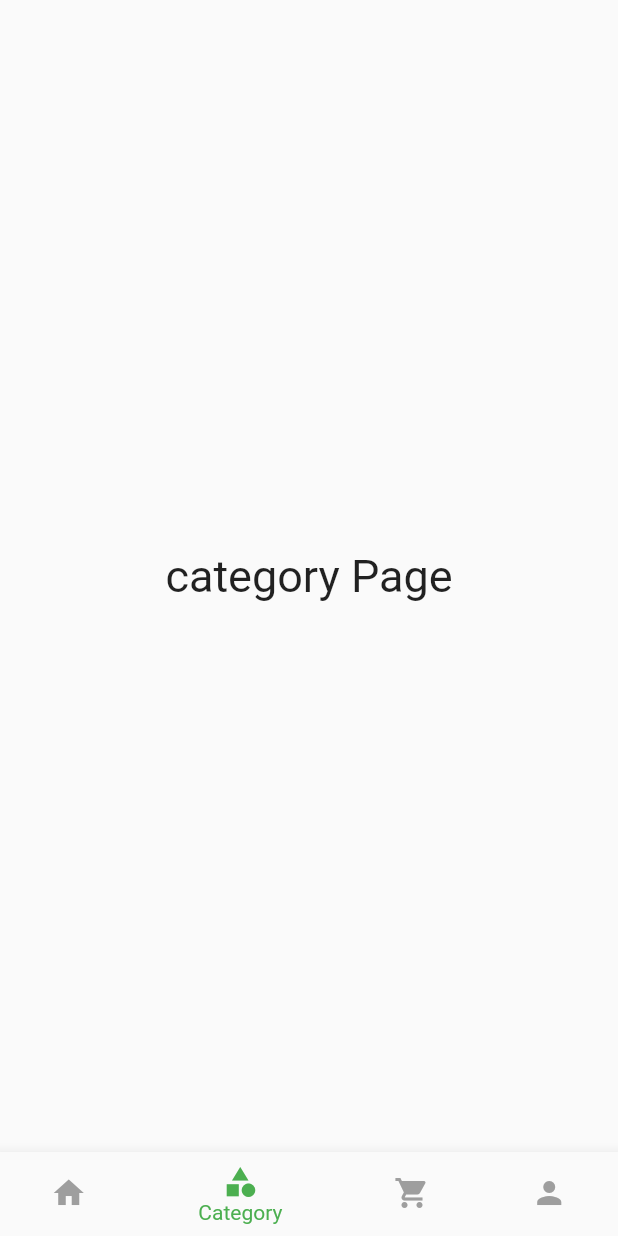
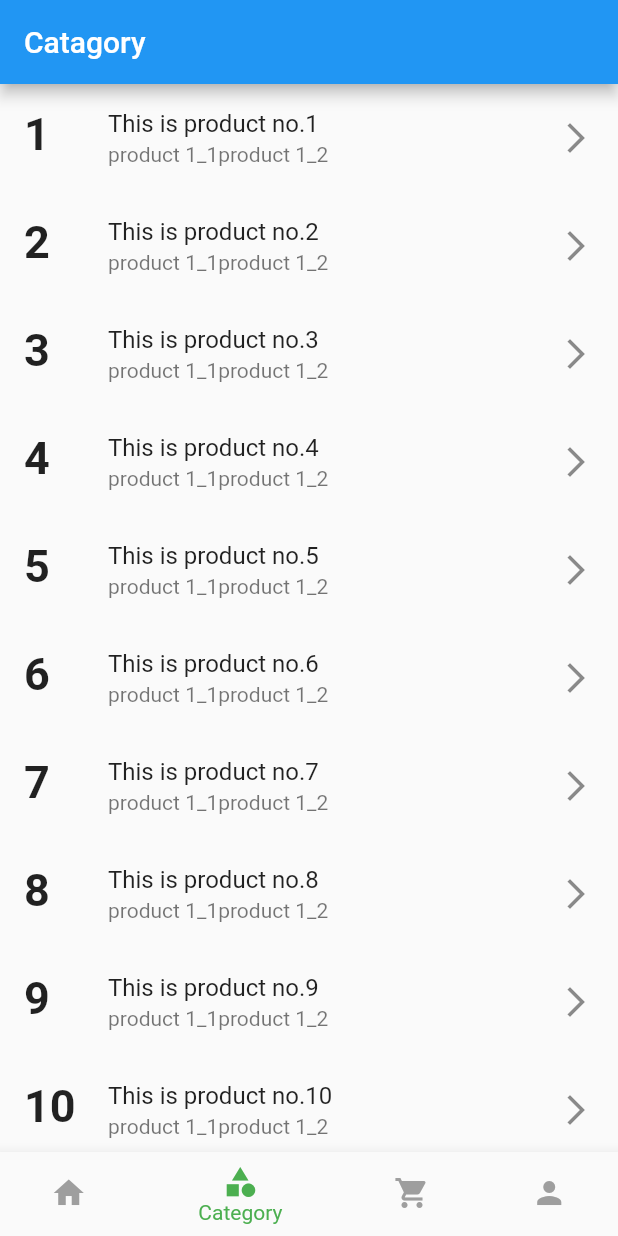
Before and after one commit to alamincse6615/apdeveco, a Flutter app: the screen it shows after launch, item 2 of the bottom bar chosen, on a phone screen of 412 x 824 dp. Run offline on Flutter 3.47's test engine with Material 2 defaults, Android fonts, the phone set to English and light mode, and no system bars; network calls fail.

Commit message:
catagory list

```diff
--- a/lib/screen/category.dart
+++ b/lib/screen/category.dart
@@ -23,10 +23,25 @@ class _CategoryState extends State<Category> {
   @override
   Widget build(BuildContext context) {
     return Scaffold(
-      body: Center(
-        child: Text(
-          "category Page",
-          style: TextStyle(fontSize: 30),
+      appBar: AppBar(title: Text("Catagory"),),
+      body: Container(
+        height: MediaQuery.of(context).size.height-100,
+        child: ListView.builder(
+          itemCount: 50,
+          itemBuilder: (BuildContext context, int index){
+            return ListTile(
+              title: Text("This is product no." + (index+1).toString()),
+              subtitle: Row(
+                children: [
+                  Text("product 1_1"),
+                  Text("product 1_2"),
+                ],
+              ),
+              leading: Text((index+1).toString(), style: TextStyle(fontSize: 30, fontWeight: FontWeight.bold ),),
+              trailing: Icon(Icons.arrow_forward_ios),
+            );
+          },
+
         ),
       ),
     );
```
